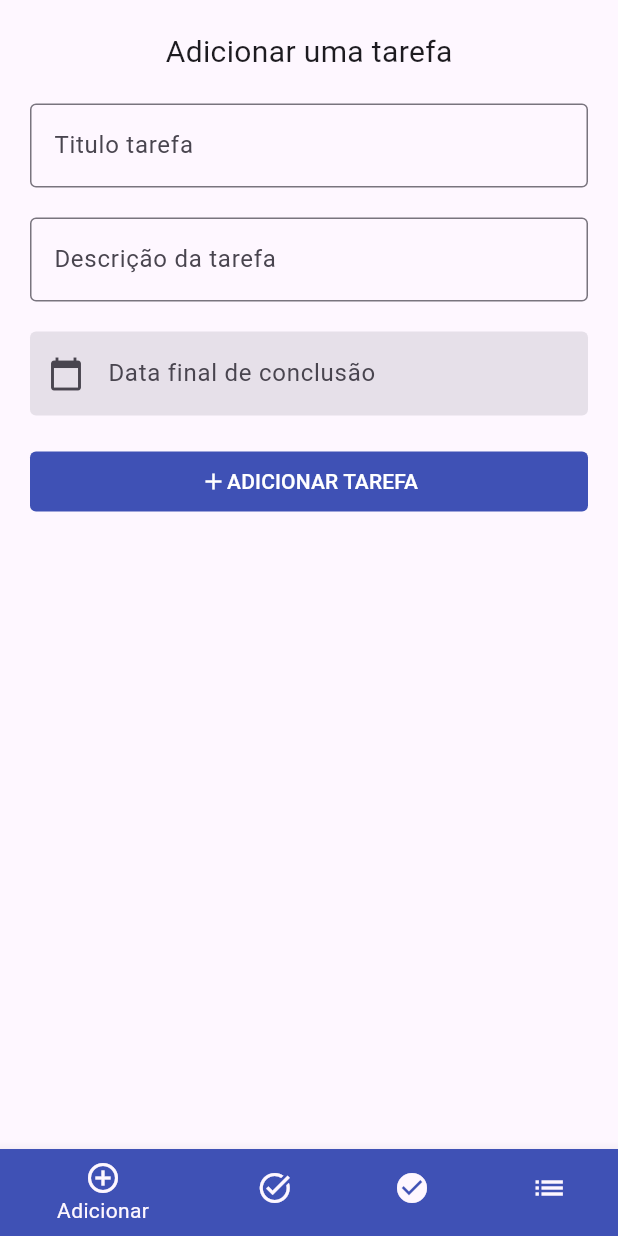
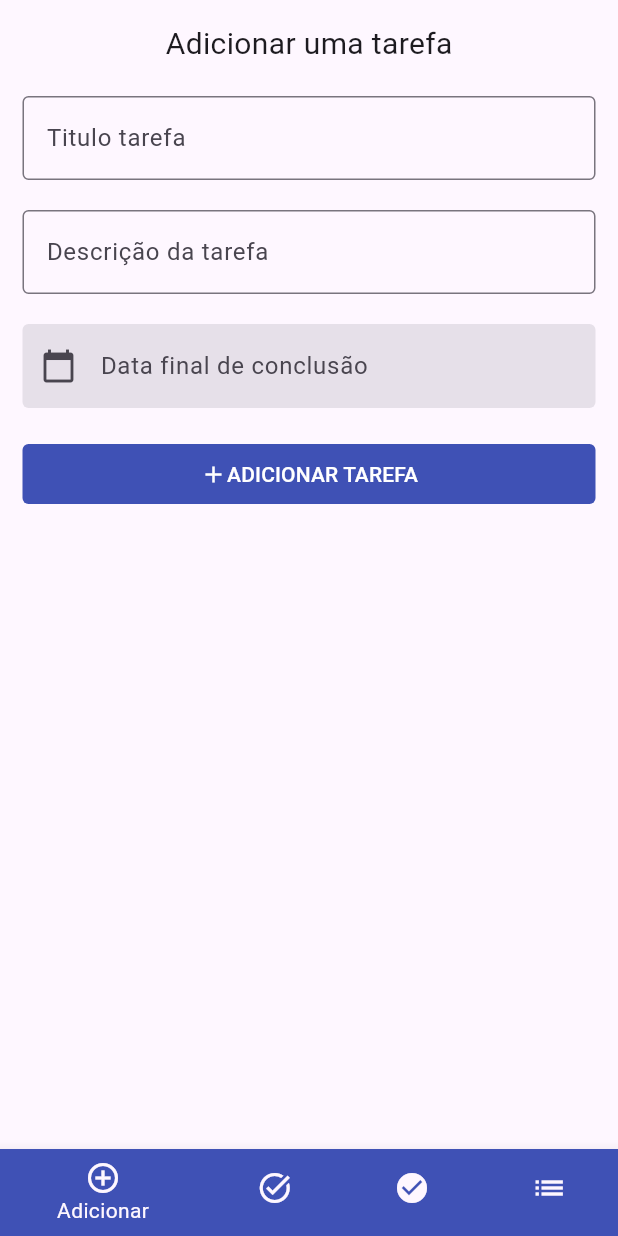
Before and after one commit to 3DUTEX/lista-de-tarefas-flutter, a Flutter app: the screen it shows after launch, on a phone screen of 412 x 824 dp. Run offline on Flutter 3.47's test engine with Material 3 defaults, Android fonts, the phone set to English and light mode, and no system bars; our stand-ins replace sqflite; accounts and stored records are empty.

Commit message:
concluir projeto

```diff
--- a/lib/activities/add_activity.dart
+++ b/lib/activities/add_activity.dart
@@ -67,7 +67,7 @@ class _AddActivityState extends State<AddActivity> {
   @override
   Widget build(BuildContext context) {
     return Container(
-      padding: const EdgeInsets.all(20),
+      padding: const EdgeInsets.all(15),
       child: Column(
         children: [
           const Padding(
--- a/lib/activities/edit_activity.dart
+++ b/lib/activities/edit_activity.dart
@@ -57,6 +57,7 @@ class _EditActivityState extends State<EditActivity> {
     }
 
     setTaskOnInputs(taskUpdated);
+    Navigator.pop(context);
     return taskUpdated;
   }
 
```
Also changed, not shown: lib/activities/all_activity.dart (+16 -0 lines).
